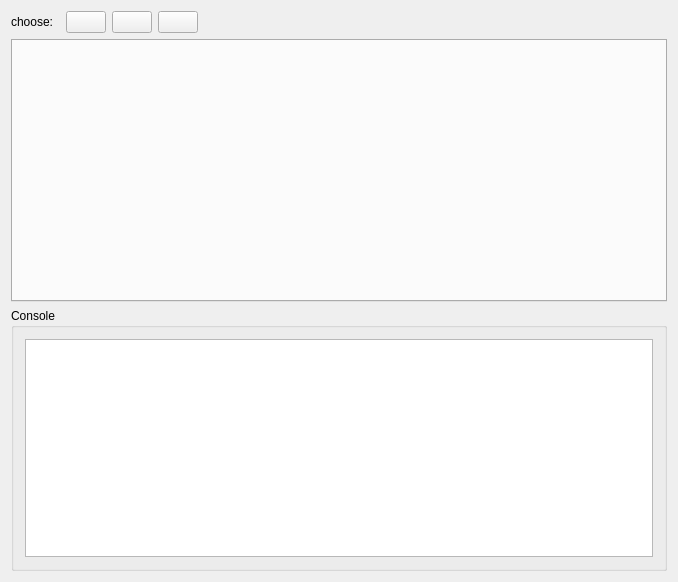
First picture: the form in Plugins/org.mitk.gui.qt.cli/src/internal/CommandLineModulesViewControls.ui, repository MITK/MITK, before the edit.
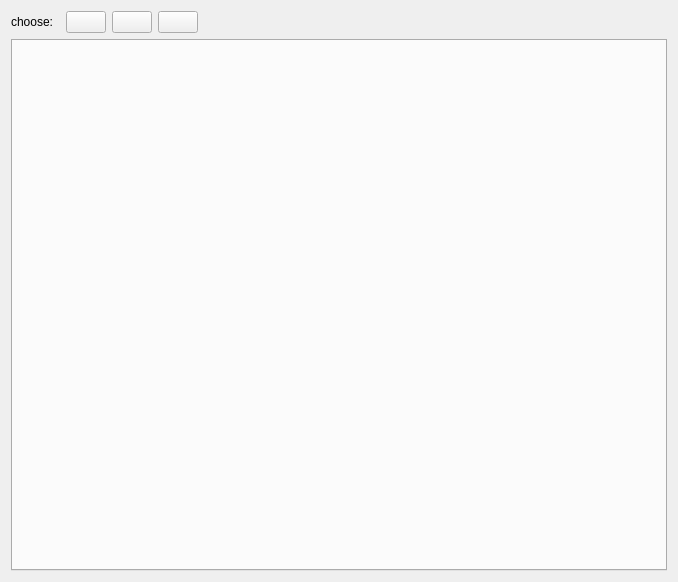
Second picture: the form after the edit. Custom widgets are drawn as their Qt base class.

Commit message: Remove console from CLI plugin view

Diff of the .ui file:
```diff
--- a/Plugins/org.mitk.gui.qt.cli/src/internal/CommandLineModulesViewControls.ui
+++ b/Plugins/org.mitk.gui.qt.cli/src/internal/CommandLineModulesViewControls.ui
@@ -133,32 +133,10 @@
      </layout>
     </widget>
    </item>
-   <item>
-    <widget class="ctkCollapsibleGroupBox" name="m_ConsoleOutput">
-     <property name="title">
-      <string>Console</string>
-     </property>
-     <layout class="QHBoxLayout" name="horizontalLayout_2">
-      <item>
-       <widget class="QPlainTextEdit" name="m_ConsoleOutputTextEdit">
-        <property name="readOnly">
-         <bool>true</bool>
-        </property>
-       </widget>
-      </item>
-     </layout>
-    </widget>
-   </item>
   </layout>
  </widget>
  <layoutdefault spacing="6" margin="11"/>
  <customwidgets>
-  <customwidget>
-   <class>ctkCollapsibleGroupBox</class>
-   <extends>QGroupBox</extends>
-   <header>ctkCollapsibleGroupBox.h</header>
-   <container>1</container>
-  </customwidget>
   <customwidget>
    <class>QmitkCmdLineModuleMenuComboBox</class>
    <extends>QWidget</extends>
```
Left out of the diff: 3 changed lines with no effect on the pictures. The commit also changes 2 other files.
